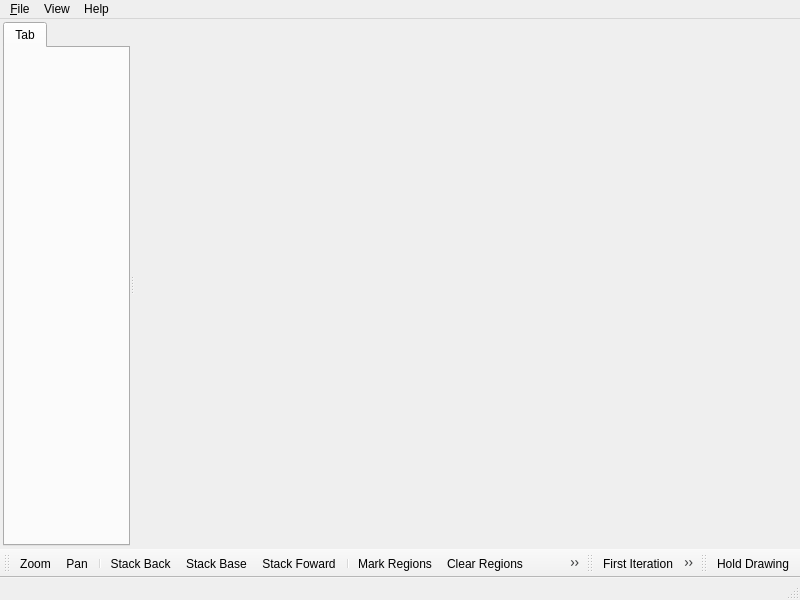
Qt form code/plotms/implement/PlotMS/PlotMSPlotter.ui (radio-astro/casa) before a commit.
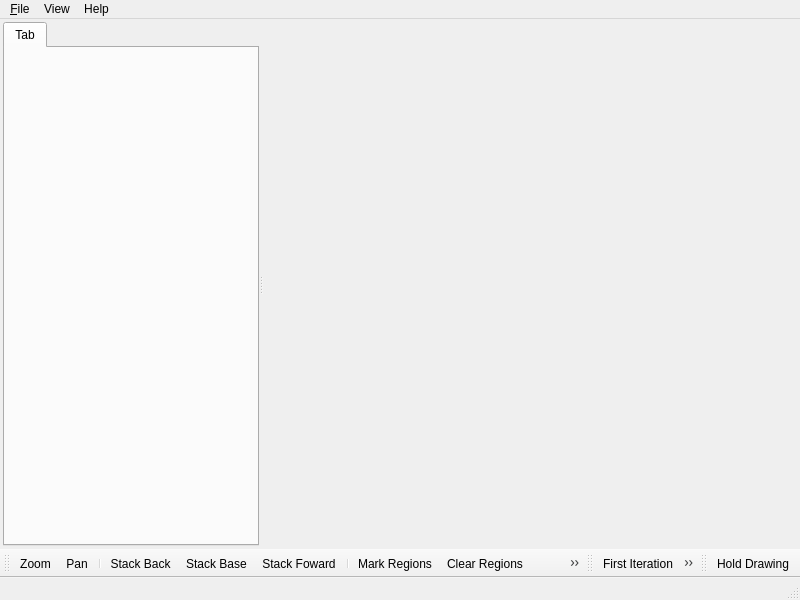
The same form after that commit. Icons and pictures are not drawn.

The edit to the form file:
```diff
--- a/code/plotms/implement/PlotMS/PlotMSPlotter.ui
+++ b/code/plotms/implement/PlotMS/PlotMSPlotter.ui
@@ -62,6 +62,12 @@
          <verstretch>0</verstretch>
         </sizepolicy>
        </property>
+       <property name="maximumSize" >
+        <size>
+         <width>280</width>
+         <height>16777215</height>
+        </size>
+       </property>
        <property name="currentIndex" >
         <number>0</number>
        </property>
@@ -78,12 +84,6 @@
          <verstretch>0</verstretch>
         </sizepolicy>
        </property>
-       <property name="minimumSize" >
-        <size>
-         <width>500</width>
-         <height>350</height>
-        </size>
-       </property>
        <property name="frameShape" >
         <enum>QFrame::NoFrame</enum>
        </property>
```
